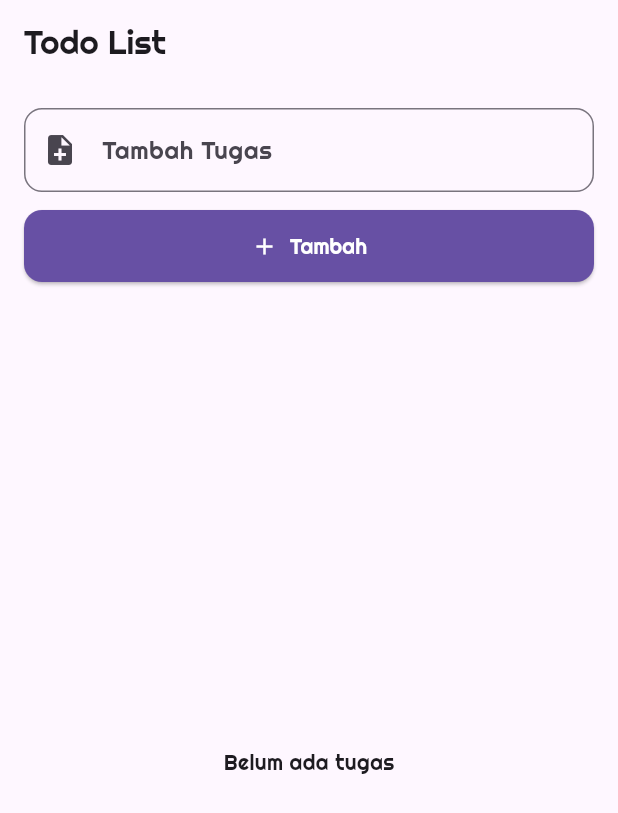
After one commit to yahya542/todolistApp, a Flutter app: the screen it shows after launch, on a phone screen of 412 x 824 dp. The commit adds this screen. Shown: the top 813 px of the screen. Run offline on Flutter 3.47's test engine with Material 3 defaults, Android fonts, the phone set to English and light mode, and no system bars.

Commit message:
beautify the initial appearance

```diff
--- /dev/null
+++ b/todolist/lib/screens/homeScreen.dart
@@ -0,0 +1,102 @@
+import 'package:flutter/material.dart';
+
+class HomeScreen extends StatefulWidget {
+  const HomeScreen({super.key});
+
+  @override
+  State<HomeScreen> createState() => _HomeScreenState();
+}
+
+class _HomeScreenState extends State<HomeScreen> {
+  final List<String> _todos = [];
+  final TextEditingController _controller = TextEditingController();
+
+  void _addTodo() {
+    final text = _controller.text.trim();
+    if (text.isNotEmpty) {
+      setState(() {
+        _todos.add(text);
+        _controller.clear();
+      });
+    }
+  }
+
+  void _removeTodo(int index) {
+    setState(() {
+      _todos.removeAt(index);
+    });
+  }
+
+  @override
+  Widget build(BuildContext context) {
+    final theme = Theme.of(context);
+
+    return Scaffold(
+      appBar: AppBar(
+        title: const Text('Todo List'),
+      ),
+      body: Padding(
+        padding: const EdgeInsets.all(16),
+        child: Column(
+          children: [
+            TextField(
+              controller: _controller,
+              decoration: InputDecoration(
+                labelText: 'Tambah Tugas',
+                border: OutlineInputBorder(
+                  borderRadius: BorderRadius.circular(12),
+                ),
+                prefixIcon: const Icon(Icons.note_add),
+              ),
+            ),
+            const SizedBox(height: 12),
+            SizedBox(
+              width: double.infinity,
+              child: ElevatedButton.icon(
+                onPressed: _addTodo,
+                icon: const Icon(Icons.add),
+                label: const Text('Tambah'),
+                style: ElevatedButton.styleFrom(
+                  backgroundColor: theme.colorScheme.primary,
+                  foregroundColor: Colors.white,
+                  padding: const EdgeInsets.symmetric(vertical: 14),
+                  shape: RoundedRectangleBorder(
+                    borderRadius: BorderRadius.circular(12),
+                  ),
+                ),
+              ),
+            ),
+            const SizedBox(height: 20),
+            Expanded(
+              child: _todos.isEmpty
+                  ? const Center(child: Text('Belum ada tugas'))
+                  : ListView.separated(
+                      itemCount: _todos.length,
+                      separatorBuilder: (_, __) => const SizedBox(height: 10),
+                      itemBuilder: (context, index) {
+                        return Card(
+                          elevation: 4,
+                          shape: RoundedRectangleBorder(
+                            borderRadius: BorderRadius.circular(12),
+                          ),
+                          child: ListTile(
+                            title: Text(
+                              _todos[index],
+                              style: theme.textTheme.bodyMedium,
+                            ),
+                            trailing: IconButton(
+                              icon: const Icon(Icons.delete_outline),
+                              color: Colors.red,
+                              onPressed: () => _removeTodo(index),
+                            ),
+                          ),
+                        );
+                      },
+                    ),
+            ),
+          ],
+        ),
+      ),
+    );
+  }
+}
```
Also changed, not shown: todolist/lib/main.dart (+22 -190 lines).
